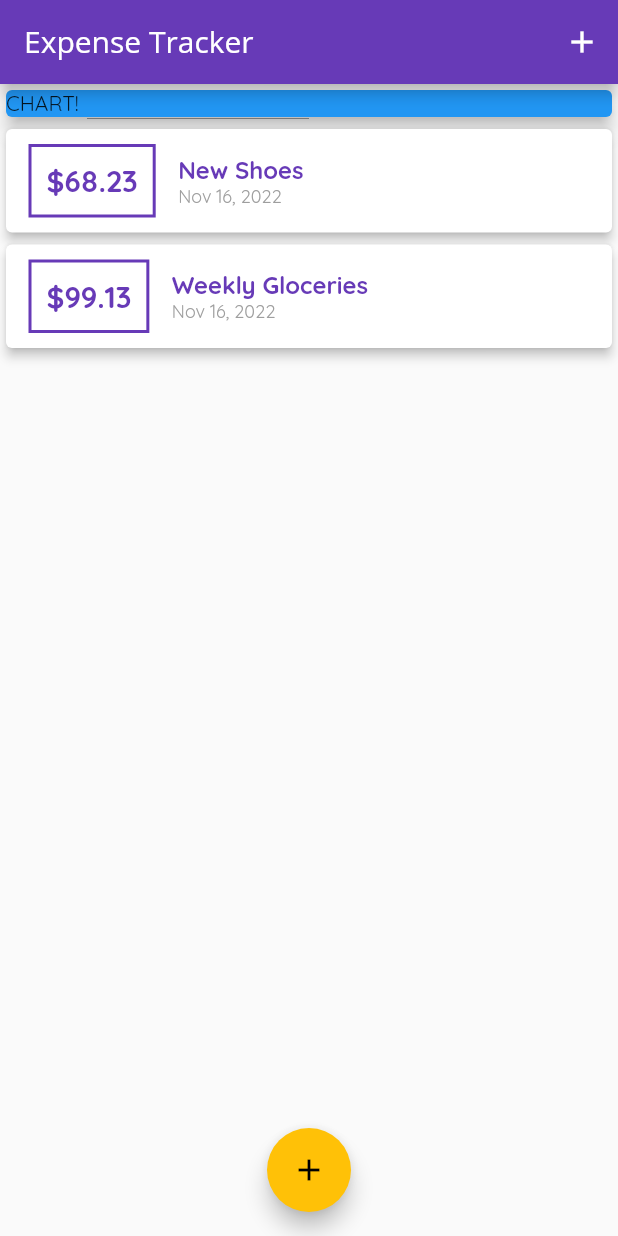
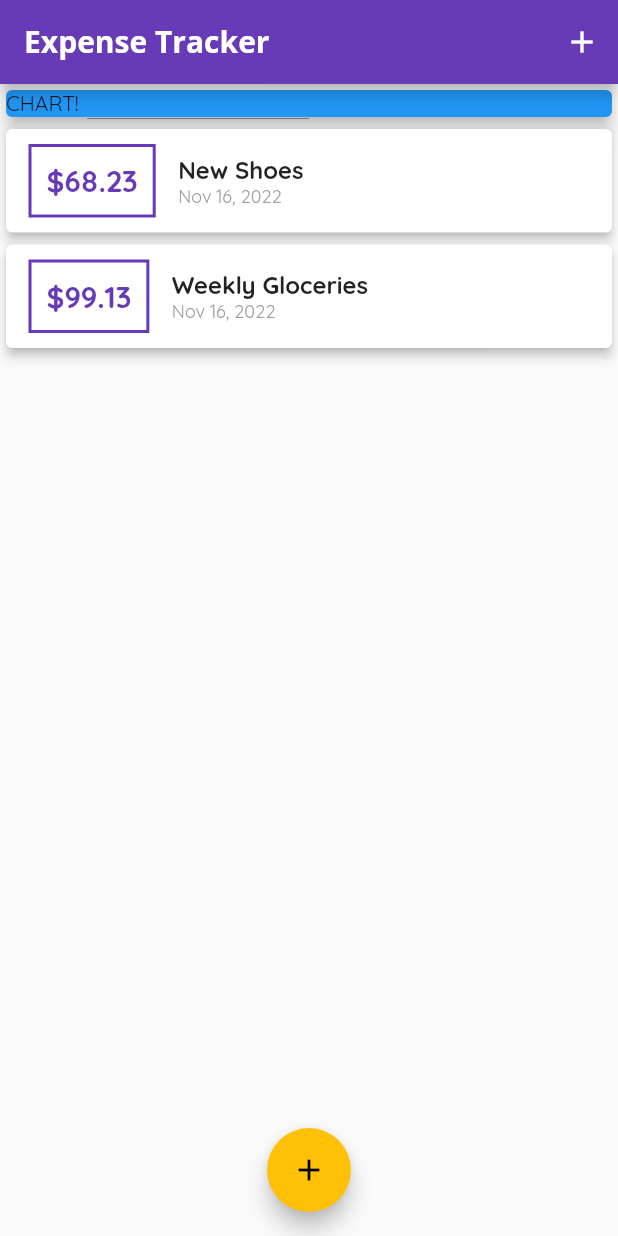
Before and after one commit to manuelwils/expense_tracker, a Flutter app: the screen it shows after launch, on a phone screen of 412 x 824 dp. Run offline on Flutter 3.47's test engine with Material 2 defaults, Android fonts, the phone set to English and light mode, and no system bars.

Commit message:
added custom fonts

```diff
--- a/lib/main.dart
+++ b/lib/main.dart
@@ -23,6 +23,7 @@ class MyApp extends StatelessWidget {
                 headline6: const TextStyle(
                   fontFamily: 'Opensans',
                   fontSize: 20,
+                  fontWeight: FontWeight.bold,
                 ),
               ),
         ),
--- a/lib/widgets/transaction_list.dart
+++ b/lib/widgets/transaction_list.dart
@@ -44,10 +44,9 @@ class TransactionList extends StatelessWidget {
                   children: [
                     Text(
                       transactions[index].title!,
-                      style: TextStyle(
+                      style: const TextStyle(
                         fontSize: 16,
                         fontWeight: FontWeight.bold,
-                        color: Theme.of(context).primaryColor,
                       ),
                     ),
                     Text(
```
